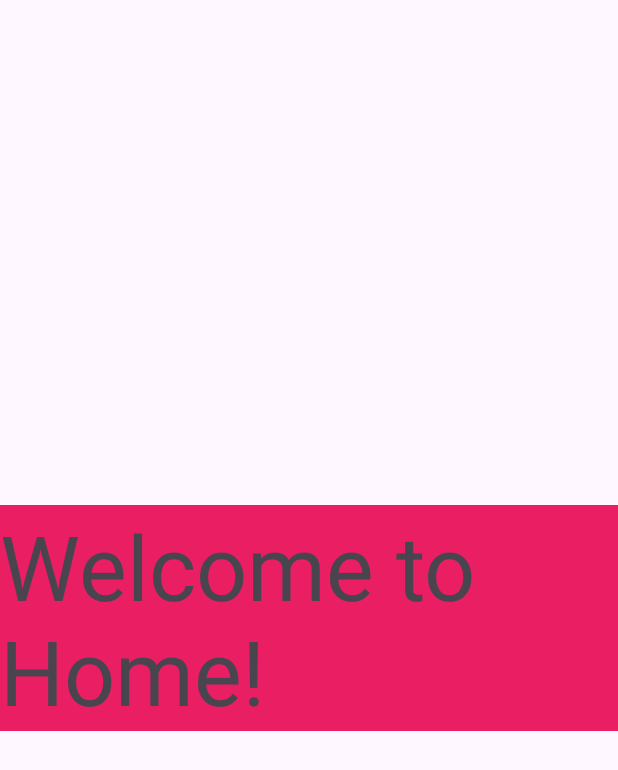
After one commit to jaehere/OnlineStoreKotlin, an Android app: the HomeScreen screen opened directly, with no data from a screen before it, on a phone screen of 412 x 824 dp. The commit adds this screen. Shown: the top 770 px of the screen. Run offline under Robolectric (Android 15) with nearby library versions, the phone set to English and light mode, and no system bars; network calls fail.

```diff
--- /dev/null
+++ b/app/src/main/java/com/jaehee/onlinestorekotlin/HomeScreen.kt
@@ -0,0 +1,15 @@
+package com.jaehee.onlinestorekotlin
+
+import androidx.appcompat.app.AppCompatActivity
+import android.os.Bundle
+import com.jaehee.onlinestorekotlin.databinding.ActivityHomeScreenBinding
+
+class HomeScreen : AppCompatActivity() {
+    private lateinit var binding: ActivityHomeScreenBinding
+    override fun onCreate(savedInstanceState: Bundle?) {
+        super.onCreate(savedInstanceState)
+        binding = ActivityHomeScreenBinding.inflate(layoutInflater)
+        val view = binding.root
+        setContentView(view)
+    }
+}
--- /dev/null
+++ b/app/src/main/res/layout/activity_home_screen.xml
@@ -0,0 +1,20 @@
+<?xml version="1.0" encoding="utf-8"?>
+<androidx.constraintlayout.widget.ConstraintLayout xmlns:android="http://schemas.android.com/apk/res/android"
+    xmlns:app="http://schemas.android.com/apk/res-auto"
+    xmlns:tools="http://schemas.android.com/tools"
+    android:layout_width="match_parent"
+    android:layout_height="match_parent"
+    tools:context=".HomeScreen">
+
+    <TextView
+        android:id="@+id/textView"
+        android:layout_width="wrap_content"
+        android:layout_height="wrap_content"
+        android:background="#E91E63"
+        android:text="Welcome to Home!"
+        android:textSize="60sp"
+        app:layout_constraintBottom_toBottomOf="parent"
+        app:layout_constraintEnd_toEndOf="parent"
+        app:layout_constraintStart_toStartOf="parent"
+        app:layout_constraintTop_toTopOf="parent" />
+</androidx.constraintlayout.widget.ConstraintLayout>
--- a/app/src/main/res/layout/activity_main.xml
+++ b/app/src/main/res/layout/activity_main.xml
@@ -17,7 +17,7 @@
 
         />
     <EditText
-        android:id="@+id/edtLoginEmail"
+        android:id="@+id/activity_main_edtEmail"
         android:layout_width="match_parent"
         android:layout_height="wrap_content"
         android:layout_marginTop="10dp"
@@ -28,7 +28,7 @@
         android:textColor="#fff"
         />
     <EditText
-        android:id="@+id/edtLoginPassword"
+        android:id="@+id/activity_main_edtLoginPassword"
         android:layout_width="match_parent"
         android:layout_height="wrap_content"
         android:drawableRight="@drawable/password"
```
Also changed, not shown: app/src/main/AndroidManifest.xml (+6 -1 lines), app/src/main/java/com/jaehee/onlinestorekotlin/MainActivity.kt (+42 -0 lines), app/src/main/java/com/jaehee/onlinestorekotlin/SignUpLayout.kt (+13 -1 lines).
